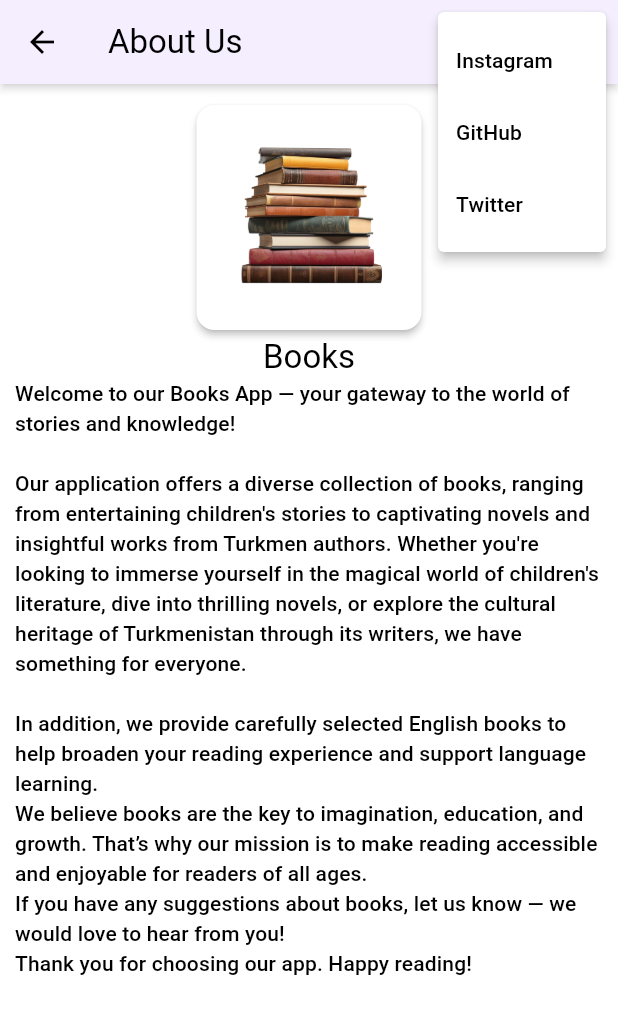
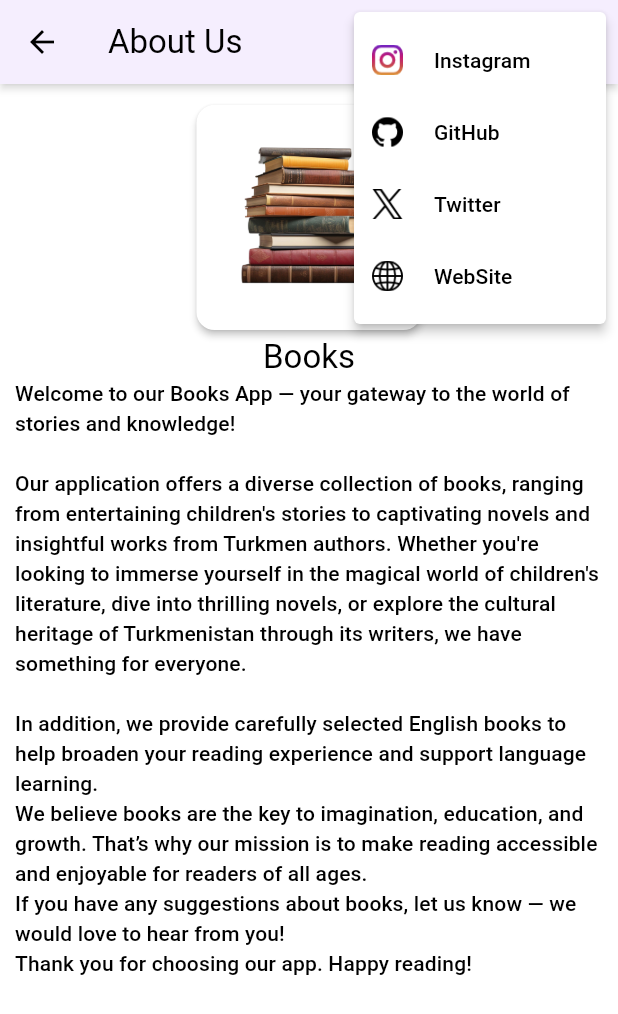
Before and after one commit to Vepa03/kitaplar, a Flutter app: the AboutUs screen opened directly, after a tap on the "more vert" icon, on a phone screen of 412 x 824 dp. Shown: the top 1014 px of the screen. Run offline on Flutter 3.47's test engine with Material 3 defaults, Android fonts, the phone set to English and light mode, and no system bars; our stand-ins replace flutter_localization, font_awesome_flutter, lottie; missing offline and left inert: syncfusion_flutter_pdfviewer; network calls fail.

Commit message:
aboout us onaryldy

```diff
--- a/lib/pages/about_us.dart
+++ b/lib/pages/about_us.dart
@@ -11,47 +11,76 @@ class AboutUs extends StatefulWidget {
 }
 
 class _AboutUsState extends State<AboutUs> {
-  void _launchURL(String urlString) async {
+  final Map<String, String> socialLinks = {
+  "Instagram": "https://www.instagram.com/vepa03_/",
+  "GitHub": "https://github.com/your_username",
+  "Twitter": "https://twitter.com/your_username",
+  "WebSite": "https://babayev.vercel.app/",
+
+};
+void _launchURL(String urlString) async {
     final url = Uri.parse(urlString);
     if (await canLaunchUrl(url)) {
       await launchUrl(url);
     } else {
-      throw "Could not launch $url";
+      ScaffoldMessenger.of(context).showSnackBar(
+        SnackBar(content: Text("Could not launch $urlString")),
+      );
     }
   }
   @override
   Widget build(BuildContext context) {
+    double width_size = MediaQuery.of(context).size.width;
+    double height_size = MediaQuery.of(context).size.height;
     return  Scaffold(
       appBar: AppBar(
         title: Text(Applocale.about_us.getString(context), style: Theme.of(context).textTheme.titleLarge,),
         elevation: 2,
         actions: [
           PopupMenuButton<String>(
-            onSelected: (value){
-              switch (value) {
-                case "Instagram":
-                  _launchURL("https://www.instagram.com/vepa03_/");
-                  break;
-                case "GitHub":
-                  _launchURL("https://github.com/your_username");
-                  break;
-                case "Twitter":
-                  _launchURL("https://twitter.com/your_username");
-                  break;
-              }
+            onSelected: (value) {
+              _launchURL(socialLinks[value]!);
             },
             itemBuilder: (context) => [
               PopupMenuItem(
                 value: "Instagram",
-                child: Text("Instagram"),
+                child: Row(
+                  children: [
+                    Image.asset("lib/assets/images/instagram.png", width: width_size*0.05,),
+                    SizedBox(width: width_size*0.05,),
+                    Text("Instagram"),
+                  ],
+                ),
               ),
               PopupMenuItem(
                 value: "GitHub",
-                child: Text("GitHub"),
+                child: Row(
+                  children: [
+                    Image.asset("lib/assets/images/github.png", width: width_size*0.05,),
+                    SizedBox(width: width_size*0.05,),
+                    Text("GitHub"),
+                  ],
+                ),
               ),
               PopupMenuItem(
                 value: "Twitter",
-                child: Text("Twitter"),
+                child: Row(
+                  children: [
+                    Image.asset("lib/assets/images/twitter.png", width: width_size*0.05,),
+                    SizedBox(width: width_size*0.05,),
+                    Text("Twitter"),
+                  ],
+                ),
+              ),
+              PopupMenuItem(
+                value: "WebSite",
+                child: Row(
+                  children: [
+                    Image.asset("lib/assets/images/world-wide-web.png", width: width_size*0.05,),
+                    SizedBox(width: width_size*0.05,),
+                    Text("WebSite"),
+                  ],
+                ),
               ),
             ],
           )
```
Also changed, not shown: lib/assets/images/github.png (added), lib/assets/images/instagram.png (added), lib/assets/images/twitter.png (added), lib/assets/images/world-wide-web.png (added), 2 other files.
